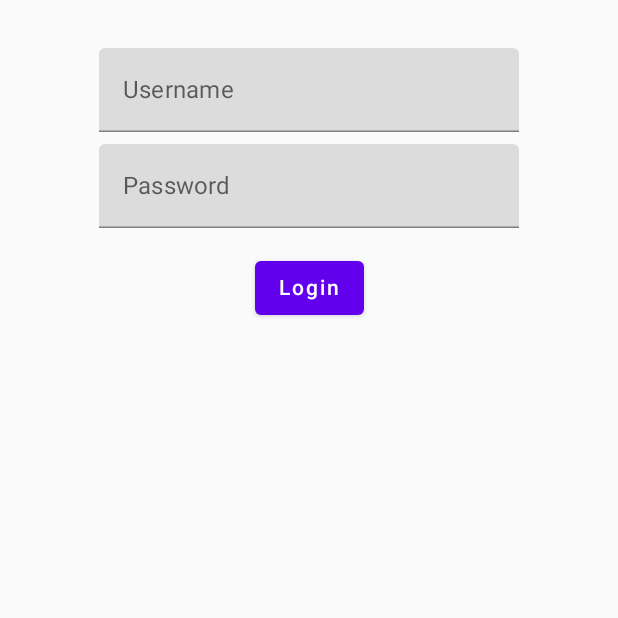
After one commit to aparna-tati-simformsolutions/Jetpack-Compose, an Android app built with Jetpack Compose: the LoginScreenUsingConstraintLayout screen opened through its navigation route, on a phone screen of 412 x 824 dp, the top half of it. The commit adds this screen. Run offline under Robolectric (Android 15) with nearby library versions, the phone set to English and light mode, and no system bars; our stand-ins replace constraintlayout-compose.

Commit message:
Login Demo using constraint set

```diff
--- a/app/src/main/java/com/example/myapplication/navigation/NavGraph.kt
+++ b/app/src/main/java/com/example/myapplication/navigation/NavGraph.kt
@@ -22,6 +22,7 @@ import com.example.myapplication.ui.components.LazyColumnComponent
 import com.example.myapplication.ui.components.LazyComponent
 import com.example.myapplication.ui.components.LazyRowComponent
 import com.example.myapplication.ui.components.ListComponent
+import com.example.myapplication.ui.components.LoginScreenUsingConstraintLayout
 import com.example.myapplication.ui.components.Modifiers
 import com.example.myapplication.ui.components.MyNetworkScreen
 import com.example.myapplication.ui.components.NotificationScreen
@@ -137,5 +138,8 @@ fun NavGraph(navController: NavHostController) {
         composable(route = Screens.ConstraintLayoutSimpleDemo.route) {
             ConstraintLayoutSimpleDemo()
         }
+        composable(route = Screens.LoginScreenUsingConstraintLayout.route) {
+            LoginScreenUsingConstraintLayout()
+        }
     }
 }
--- a/app/src/main/java/com/example/myapplication/navigation/Screens.kt
+++ b/app/src/main/java/com/example/myapplication/navigation/Screens.kt
@@ -27,4 +27,5 @@ sealed class Screens(val route: String) {
     object Pager: Screens(route = "Pager_Screen")
     object ConstraintLayout: Screens(route = "Constraint_Layout")
     object ConstraintLayoutSimpleDemo: Screens(route = "Constraint_Layout_Simple_Demo")
+    object LoginScreenUsingConstraintLayout: Screens(route = "Login_Screen")
 }
--- a/app/src/main/java/com/example/myapplication/ui/components/ConstraintLayout.kt
+++ b/app/src/main/java/com/example/myapplication/ui/components/ConstraintLayout.kt
@@ -27,7 +27,7 @@ fun ConstraintLayoutDemo(navController: NavController) {
             Text(text = "Simple Demo")
         }
         Button(onClick = {
-
+            navController.navigate(Screens.LoginScreenUsingConstraintLayout.route)
         }, modifier = Modifier.fillMaxWidth()) {
             Text(text = "Login Demo")
         }
--- /dev/null
+++ b/app/src/main/java/com/example/myapplication/ui/components/LoginScreenUsingConstraintLayout.kt
@@ -0,0 +1,79 @@
+package com.example.myapplication.ui.components
+
+import android.widget.Toast
+import androidx.compose.foundation.layout.fillMaxWidth
+import androidx.compose.foundation.layout.height
+import androidx.compose.material.Button
+import androidx.compose.material.Text
+import androidx.compose.material.TextField
+import androidx.compose.runtime.Composable
+import androidx.compose.runtime.mutableStateOf
+import androidx.compose.runtime.remember
+import androidx.compose.ui.Modifier
+import androidx.compose.ui.layout.layoutId
+import androidx.compose.ui.platform.LocalContext
+import androidx.compose.ui.text.input.PasswordVisualTransformation
+import androidx.compose.ui.unit.dp
+import androidx.constraintlayout.compose.ConstraintLayout
+import androidx.constraintlayout.compose.ConstraintSet
+
+val constraintSet = ConstraintSet {
+    val buttonLogin = createRefFor("buttonLogin")
+    val inputUsername = createRefFor("inputUsername")
+    val inputPassword = createRefFor("inputPassword")
+    constrain(inputUsername) {
+        top.linkTo(parent.top, 32.dp)
+        start.linkTo(parent.start, 16.dp)
+        end.linkTo(parent.end, 16.dp)
+    }
+    constrain(inputPassword) {
+        top.linkTo(inputUsername.bottom, 8.dp)
+        start.linkTo(parent.start, 16.dp)
+        end.linkTo(parent.end, 16.dp)
+    }
+    constrain(buttonLogin) {
+        top.linkTo(inputPassword.bottom, 16.dp)
+        start.linkTo(parent.start, 16.dp)
+        end.linkTo(parent.end, 16.dp)
+    }
+}
+
+@Composable
+fun LoginScreenUsingConstraintLayout() {
+    ConstraintLayout(
+        constraintSet, modifier = Modifier
+            .fillMaxWidth()
+            .height(250.dp)) {
+        val context = LocalContext.current
+        val username = remember {
+            mutableStateOf("")
+        }
+        val password = remember {
+            mutableStateOf("")
+        }
+        TextField(
+            value = username.value,
+            onValueChange = { username.value = it } ,
+            label = { Text(text = ("Username"))},
+            modifier =  Modifier.layoutId("inputUsername")
+        )
+        TextField(
+            value = password.value,
+            onValueChange = { password.value = it },
+            label = { Text("Password")},
+            visualTransformation = PasswordVisualTransformation(),
+            modifier = Modifier.layoutId("inputPassword")
+        )
+        Button(
+            onClick = {
+                Toast.makeText(
+                    context,
+                    "Username ${username.value} , Password: ${password.value} ",
+                    Toast.LENGTH_SHORT
+                ).show() },
+            Modifier.layoutId("buttonLogin")
+        ) {
+            Text(text = "Login")
+        }
+    }
+}
```
